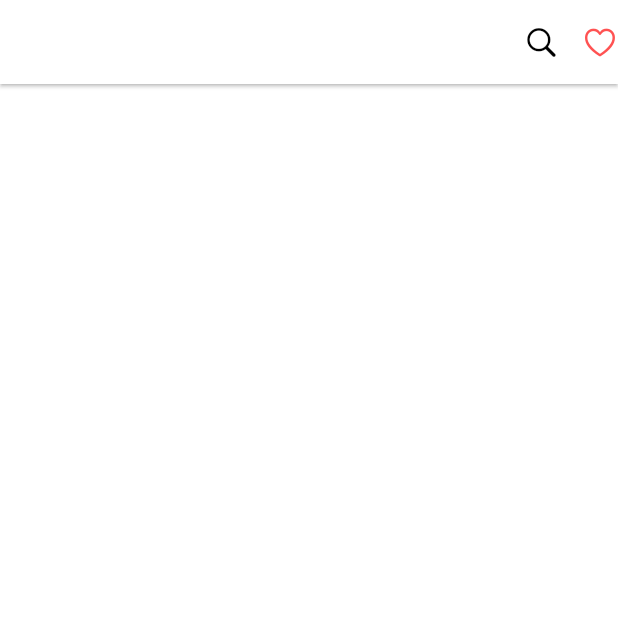
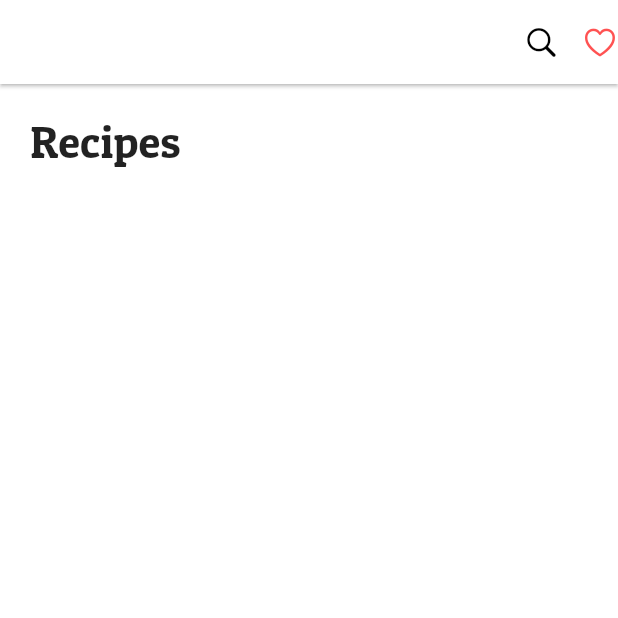
Before and after one commit to KIMINJOONG/flutter_recipe, a Flutter app: the screen it shows after launch, on a phone screen of 412 x 824 dp, the top half of it. Run offline on Flutter 3.47's test engine with Material 2 defaults, Android fonts, the phone set to English and light mode, and no system bars.

Commit message:
5-5 Font설정하여 Text위젯 디자인

```diff
--- a/lib/components/recipe_title.dart
+++ b/lib/components/recipe_title.dart
@@ -6,6 +6,12 @@ class RecipeTitle extends StatelessWidget {
 
   @override
   Widget build(BuildContext context) {
-    return Container();
+    return Padding(
+      padding: const EdgeInsets.only(top: 20),
+      child: Text(
+        "Recipes",
+        style: TextStyle(fontSize:  30),
+      ),
+    );
   }
 }
--- a/lib/main.dart
+++ b/lib/main.dart
@@ -11,6 +11,7 @@ class MyApp extends StatelessWidget {
   Widget build(BuildContext context) {
     return MaterialApp(
       debugShowCheckedModeBanner: false,
+      theme: ThemeData(fontFamily: "PatuaOne"),
       home: RecipePage(),
     );
   }
--- a/lib/pages/recipe_page.dart
+++ b/lib/pages/recipe_page.dart
@@ -11,7 +11,10 @@ class RecipePage extends StatelessWidget {
     return Scaffold(
       backgroundColor: Colors.white,
       appBar: _buildRecipeAppBar(),
-      body: Column(
+      body: Padding(
+        padding: const EdgeInsets.symmetric(horizontal: 20),
+        child: Column(
+          crossAxisAlignment: CrossAxisAlignment.start,
           children: [
             RecipeTitle(),
             RecipeMenu(),
@@ -19,6 +22,7 @@ class RecipePage extends StatelessWidget {
             RecipeListItem("burger", "Made Burger"),
             RecipeListItem("pizza", "Made Pizza"),
           ],
+        ),
       ),
     );
   }
```
Lines whose indentation alone changed are shown as unchanged.
